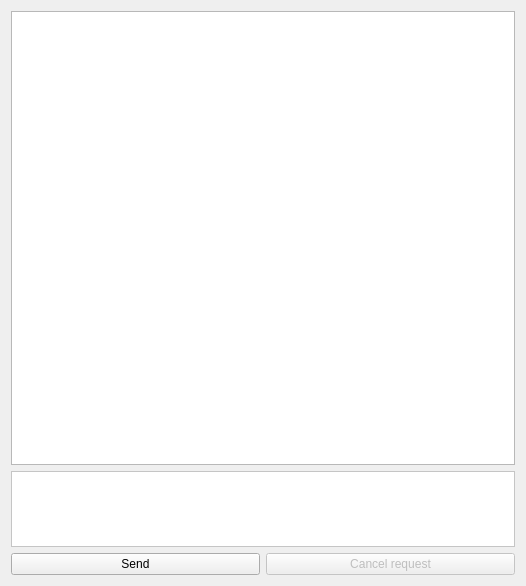
Old version of the form components/pyIVLS_ant.ui in the repository pyIVLS/pyIVLS.
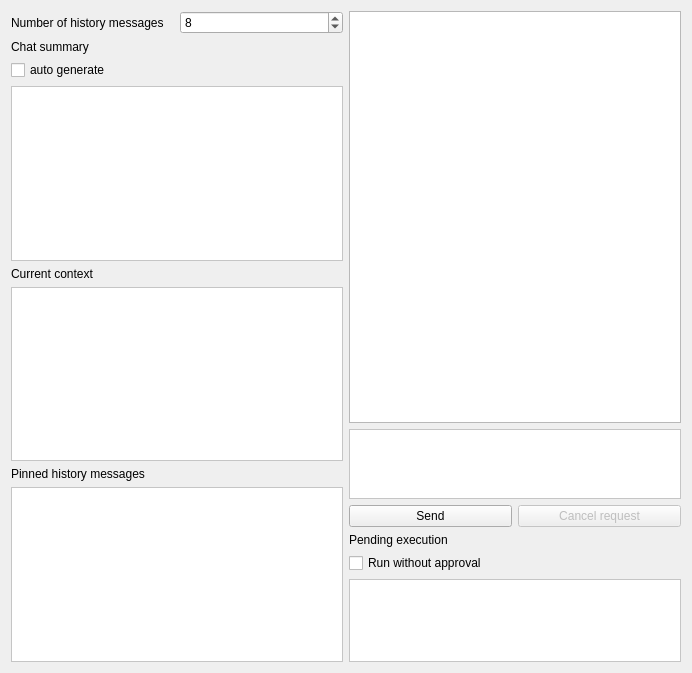
New version of the form.

Commit message: ANT GUI modified ANT LLM-faced messeging implemented (not fully tested)

What changed in the file:
```diff
--- a/components/pyIVLS_ant.ui
+++ b/components/pyIVLS_ant.ui
@@ -6,16 +6,110 @@
    <rect>
     <x>0</x>
     <y>0</y>
-    <width>526</width>
-    <height>586</height>
+    <width>692</width>
+    <height>673</height>
    </rect>
   </property>
   <property name="windowTitle">
    <string>ant (Ai iNTerpreter)</string>
   </property>
-  <layout class="QVBoxLayout" name="verticalLayout" stretch="0">
+  <layout class="QHBoxLayout" name="horizontalLayout_2">
    <item>
-    <layout class="QVBoxLayout" name="verticalLayout_2" stretch="6,1,0">
+    <layout class="QVBoxLayout" name="verticalLayout">
+     <item>
+      <layout class="QHBoxLayout" name="msgMeta_msgHistory">
+       <item>
+        <widget class="QLabel" name="msgMetaMsgHistory_label">
+         <property name="text">
+          <string>Number of history messages</string>
+         </property>
+        </widget>
+       </item>
+       <item>
+        <widget class="QSpinBox" name="msgMetaMsgHistory_spin">
+         <property name="value">
+          <number>8</number>
+         </property>
+        </widget>
+       </item>
+      </layout>
+     </item>
+     <item>
+      <layout class="QVBoxLayout" name="msgMeta_ChatSummary">
+       <item>
+        <widget class="QLabel" name="msgMetaChat_label">
+         <property name="text">
+          <string>Chat summary</string>
+         </property>
+        </widget>
+       </item>
+       <item>
+        <widget class="QCheckBox" name="msgMetaChat_auto">
+         <property name="text">
+          <string>auto generate</string>
+         </property>
+        </widget>
+       </item>
+       <item>
+        <widget class="QTextEdit" name="msgMetaChat_textedit">
+         <property name="styleSheet">
+          <string notr="true"> background-color: white;</string>
+         </property>
+        </widget>
+       </item>
+      </layout>
+     </item>
+     <item>
+      <layout class="QVBoxLayout" name="msgMeta_Context">
+       <item>
+        <widget class="QLabel" name="msgMetaContext_label">
+         <property name="text">
+          <string>Current context</string>
+         </property>
+        </widget>
+       </item>
+       <item>
+        <widget class="QTextEdit" name="msgMetaContext_textedit">
+         <property name="styleSheet">
+          <string notr="true"> background-color: white;</string>
+         </property>
+        </widget>
+       </item>
+      </layout>
+     </item>
+     <item>
+      <layout class="QVBoxLayout" name="msgMeta_Pinned">
+       <item>
+        <widget class="QLabel" name="msgMetaPinned_label">
+         <property name="text">
+          <string>Pinned history messages</string>
+         </property>
+        </widget>
+       </item>
+       <item>
+        <widget class="QTextEdit" name="msgMetaPinned_textedit">
+         <property name="styleSheet">
+          <string notr="true"> background-color: white;</string>
+         </property>
+        </widget>
+       </item>
+      </layout>
+     </item>
+    </layout>
+   </item>
+   <item>
+    <layout class="QVBoxLayout" name="verticalLayout_3" stretch="4,1">
+     <property name="spacing">
+      <number>6</number>
+     </property>
+     <property name="leftMargin">
+      <number>0</number>
+     </property>
+     <property name="topMargin">
+      <number>0</number>
+     </property>
+     <item>
+      <layout class="QVBoxLayout" name="verticalLayout_2" stretch="12,1,1">
      <item>
       <widget class="QTextEdit" name="textEdit_conversation">
        <property name="readOnly">
@@ -46,6 +140,33 @@
          </property>
          <property name="text">
           <string>Cancel request</string>
+           </property>
+          </widget>
+         </item>
+        </layout>
+       </item>
+      </layout>
+     </item>
+     <item>
+      <layout class="QVBoxLayout" name="verticalLayout_execList">
+       <item>
+        <widget class="QLabel" name="execList_label">
+         <property name="text">
+          <string>Pending execution</string>
+         </property>
+        </widget>
+       </item>
+       <item>
+        <widget class="QCheckBox" name="execList_auto">
+         <property name="text">
+          <string>Run without approval</string>
+         </property>
+        </widget>
+       </item>
+       <item>
+        <widget class="QListWidget" name="execList_list">
+         <property name="styleSheet">
+          <string notr="true"> background-color: white;</string>
          </property>
         </widget>
        </item>
```
Lines whose indentation alone changed are shown as unchanged. The commit also changes 1 other file.
